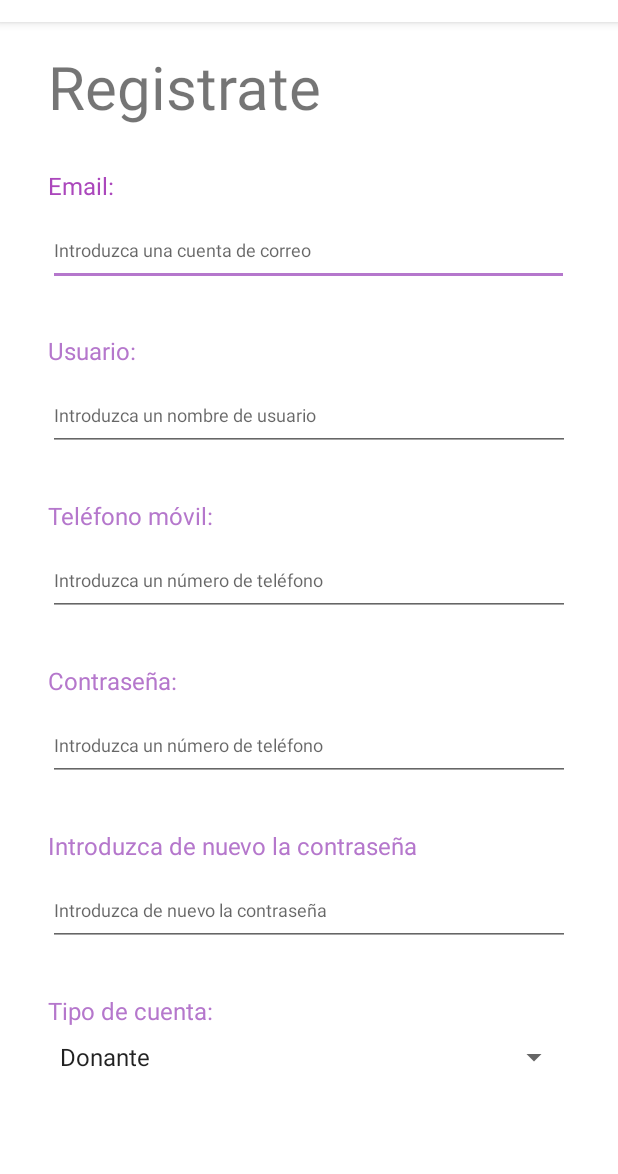
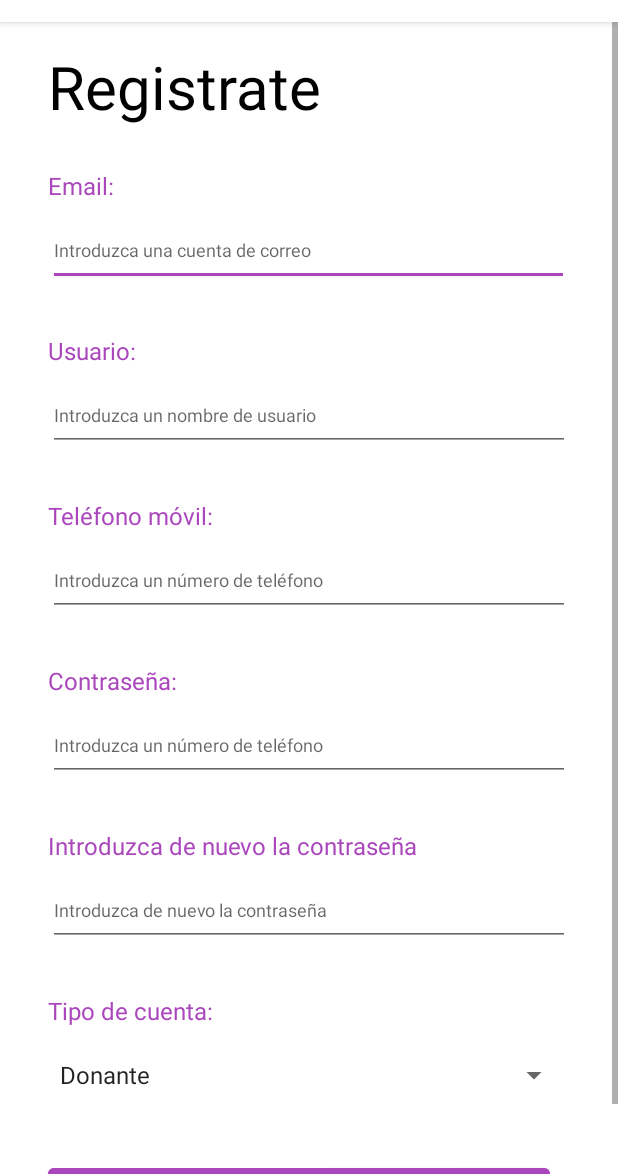
Before and after one commit to tacccu/donate, an Android app: the RegistroActivity screen opened directly, with no data from a screen before it, on a phone screen of 412 x 824 dp, the part 62-1236 px from its top. Run offline under Robolectric (Android 15) with nearby library versions, the light colour scheme and no system bars; our stand-ins replace data binding.

Commit message:
boton de registro y corrección de colores

```diff
--- a/app/build.gradle
+++ b/app/build.gradle
@@ -46,7 +46,6 @@ dependencies {
     implementation 'androidx.navigation:navigation-fragment-ktx:2.3.5'
     implementation 'androidx.navigation:navigation-ui-ktx:2.3.5'
     implementation 'androidx.databinding:databinding-runtime:7.0.3'
-    implementation "androidx.constraintlayout:constraintlayout:2.1.0"
     testImplementation 'junit:junit:4.+'
     androidTestImplementation 'androidx.test.ext:junit:1.1.3'
     androidTestImplementation 'androidx.test.espresso:espresso-core:3.4.0'
--- a/app/src/main/java/cat/copernic/donate/ui/registro/RegistroActivity.kt
+++ b/app/src/main/java/cat/copernic/donate/ui/registro/RegistroActivity.kt
@@ -18,7 +18,7 @@ class RegistroActivity : AppCompatActivity() {
 
         binding = DataBindingUtil.setContentView(this, R.layout.activity_registro)
 
-        val spinner = findViewById<Spinner>(R.id.spinner)
+        val spinner = findViewById<Spinner>(R.id.spinnerSelecCuenta)
 
         val tipoLista = resources.getStringArray(R.array.tipoCuenta)
         val adaptador = ArrayAdapter(this, android.R.layout.simple_spinner_item, tipoLista)
--- a/app/src/main/res/layout/activity_registro.xml
+++ b/app/src/main/res/layout/activity_registro.xml
@@ -1,5 +1,6 @@
 <?xml version="1.0" encoding="utf-8"?>
-<layout xmlns:app="http://schemas.android.com/apk/res-auto"
+<layout xmlns:tools="http://schemas.android.com/tools"
+    xmlns:app="http://schemas.android.com/apk/res-auto"
     xmlns:android="http://schemas.android.com/apk/res/android">
 
     <ScrollView
@@ -21,6 +22,7 @@
                 android:layout_marginEnd="32dp"
                 android:text="@string/registrarse"
                 android:textSize="40sp"
+                android:textColor="@color/black"
                 app:layout_constraintEnd_toEndOf="parent"
                 app:layout_constraintHorizontal_bias="0.0"
                 app:layout_constraintStart_toStartOf="parent"
@@ -170,13 +172,15 @@
             <EditText
                 android:id="@+id/editTextContraAgain"
                 android:layout_width="0dp"
-                android:layout_height="@dimen/intrTextRegistHeight"
+                android:layout_height="wrap_content"
                 android:layout_marginStart="32dp"
                 android:layout_marginTop="8dp"
                 android:layout_marginEnd="32dp"
                 android:ems="10"
                 android:hint="@string/prompt_password_again"
+                android:hintTextColor="#757575"
                 android:inputType="phone"
+                android:minHeight="48dp"
                 android:textSize="@dimen/texto_pequeño"
                 app:layout_constraintEnd_toEndOf="parent"
                 app:layout_constraintHorizontal_bias="1.0"
@@ -199,19 +203,36 @@
                 app:layout_constraintTop_toBottomOf="@+id/editTextContraAgain" />
 
             <Spinner
-                android:id="@+id/spinner"
+                android:id="@+id/spinnerSelecCuenta"
                 android:layout_width="0dp"
                 android:layout_height="wrap_content"
                 android:layout_marginStart="32dp"
                 android:layout_marginTop="8dp"
                 android:layout_marginEnd="32dp"
+                android:minHeight="48dp"
                 android:text="@string/selec_cuenta"
                 android:textColor="@color/morado_oscuro"
                 android:textSize="@dimen/texto_general"
+                android:contentDescription="@string/contentDescrip"
                 app:layout_constraintEnd_toEndOf="parent"
                 app:layout_constraintStart_toStartOf="parent"
                 app:layout_constraintTop_toBottomOf="@+id/TipoCuentaViewRegist" />
 
+            <Button
+                android:id="@+id/botonRegistro"
+                android:backgroundTint="@color/morado_oscuro"
+                android:layout_width="0dp"
+                android:layout_height="60dp"
+                android:layout_marginStart="32dp"
+                android:layout_marginTop="32dp"
+                android:layout_marginEnd="45dp"
+                android:text="@string/registrarse"
+                android:textColor="@color/morado_claro"
+                android:textSize="@dimen/texto_general"
+                app:layout_constraintEnd_toEndOf="parent"
+                app:layout_constraintStart_toStartOf="parent"
+                app:layout_constraintTop_toBottomOf="@+id/spinnerSelecCuenta"/>
+
         </androidx.constraintlayout.widget.ConstraintLayout>
     </ScrollView>
 </layout>
--- a/app/src/main/res/values/colors.xml
+++ b/app/src/main/res/values/colors.xml
@@ -1,7 +1,7 @@
 <?xml version="1.0" encoding="utf-8"?>
 <resources>
     <color name="morado">#E8A7FF</color>
-    <color name="morado_oscuro">#b577cc</color>
+    <color name="morado_oscuro">#AB47BC</color>
     <color name="morado_claro">#ffd9ff</color>
     <color name="gris_claro">#e2e2e2</color>
     <color name="gris">#858585</color>
--- a/app/src/main/res/values/strings.xml
+++ b/app/src/main/res/values/strings.xml
@@ -16,10 +16,12 @@
     <string name="selec_cuenta">Tipo de cuenta:</string>
     <string name="cuenta_donan">Donante</string>
     <string name="cuenta_donat">Donatario</string>
-    <string-array
-        name="tipoCuenta">
+    <string-array name="tipoCuenta">
         <item>Donante</item>
         <item>Donatario</item>
     </string-array>
+    <string name="contentDescrip">
+        Seleccine el tipo de cuenta que desea
+    </string>
 
 </resources>
--- a/build.gradle
+++ b/build.gradle
@@ -5,7 +5,7 @@ buildscript {
         mavenCentral()
     }
     dependencies {
-        classpath 'com.android.tools.build:gradle:7.0.3'
+        classpath "com.android.tools.build:gradle:7.0.3"
         classpath "org.jetbrains.kotlin:kotlin-gradle-plugin:1.5.31"
 
         // NOTE: Do not place your application dependencies here; they belong
```
